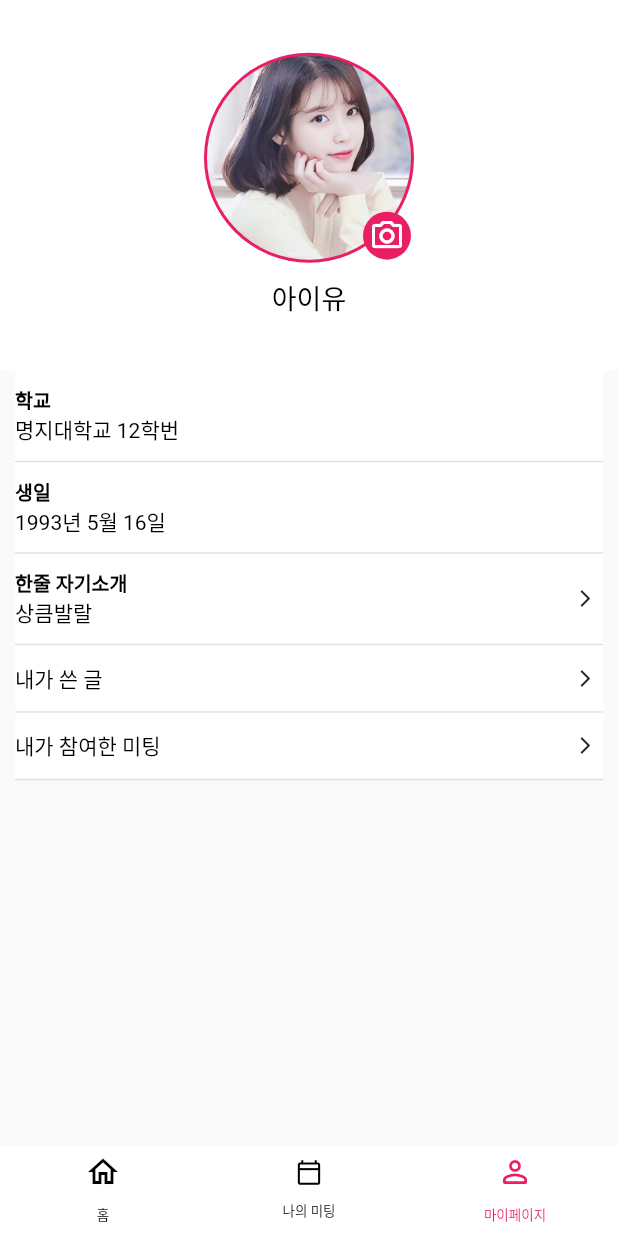
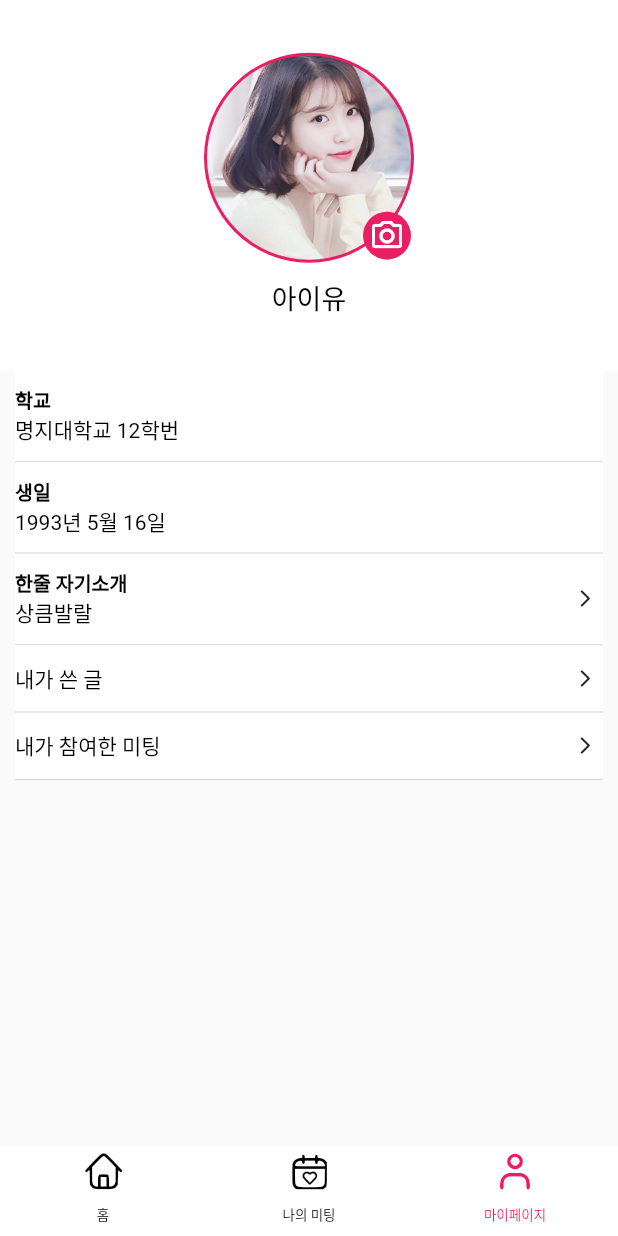
Before and after one commit to SeungtaeRyu/campusMeet_test, a Flutter app: the screen it shows after launch, item 3 of the bottom bar chosen, on a phone screen of 412 x 824 dp. Run offline on Flutter 3.47's test engine with Material 2 defaults, Android fonts, the phone set to English and light mode, and no system bars; our stand-ins replace image_picker.

Commit message:
커스텀 아이콘 사용

```diff
--- /dev/null
+++ b/campus_meet_test/lib/common/custom_icons_icons.dart
@@ -0,0 +1,32 @@
+/// Flutter icons CustomIcons
+/// Copyright (C) 2022 by original authors @ fluttericon.com, fontello.com
+/// This font was generated by FlutterIcon.com, which is derived from Fontello.
+///
+/// To use this font, place it in your fonts/ directory and include the
+/// following in your pubspec.yaml
+///
+/// flutter:
+///   fonts:
+///    - family:  CustomIcons
+///      fonts:
+///       - asset: fonts/CustomIcons.ttf
+///
+///
+/// * Font Awesome 5, Copyright (C) 2016 by Dave Gandy
+///         Author:    Dave Gandy
+///         License:   SIL (https://github.com/FortAwesome/Font-Awesome/blob/master/LICENSE.txt)
+///         Homepage:  http://fortawesome.github.com/Font-Awesome/
+///
+import 'package:flutter/widgets.dart';
+
+class CustomIcons {
+  CustomIcons._();
+
+  static const _kFontFam = 'CustomIcons';
+  static const String? _kFontPkg = null;
+
+  static const IconData my_meeting = IconData(0xe800, fontFamily: _kFontFam, fontPackage: _kFontPkg);
+  static const IconData my_page = IconData(0xe801, fontFamily: _kFontFam, fontPackage: _kFontPkg);
+  static const IconData home = IconData(0xe802, fontFamily: _kFontFam, fontPackage: _kFontPkg);
+  static const IconData search = IconData(0xf002, fontFamily: _kFontFam, fontPackage: _kFontPkg);
+}
--- a/campus_meet_test/lib/screens/home_screen.dart
+++ b/campus_meet_test/lib/screens/home_screen.dart
@@ -22,7 +22,7 @@ class _HomeScreenState extends State<HomeScreen> {
                 fontWeight: FontWeight.bold,
                 color: Colors.black)),
         actions: [
-          IconButton(icon: Icon(Icons.search, color: Colors.black), onPressed: null),
+          IconButton(icon: Icon(Icons.search, color: Colors.black), onPressed: (){}),
           IconButton(icon: Icon(Icons.notifications_none_outlined, color: Colors.black),
               onPressed: (){
                 Navigator.push(
@@ -30,7 +30,7 @@ class _HomeScreenState extends State<HomeScreen> {
                   MaterialPageRoute(builder: (context) => NoticeScreen()),
                 );
               }),
-          IconButton(icon: Icon(Icons.navigate_next, color: Colors.black), onPressed: null),
+          IconButton(icon: Icon(Icons.navigate_next, color: Colors.black), onPressed: (){}),
         ],
       ),
       body: Container(
--- a/campus_meet_test/lib/screens/notice_screen.dart
+++ b/campus_meet_test/lib/screens/notice_screen.dart
@@ -46,11 +46,6 @@ class _NoticeScreenState extends State<NoticeScreen> {
       'date': '8월 18일',
     }),
   ];
-  Icon abcd = Icon(
-    Icons.home,
-    color: Colors.red,
-    size: 60.0,
-  );
 
   @override
   Widget build(BuildContext context) {
--- a/campus_meet_test/lib/widgets/bottom_bar_widget.dart
+++ b/campus_meet_test/lib/widgets/bottom_bar_widget.dart
@@ -1,3 +1,4 @@
+import 'package:campus_meet_test/common/custom_icons_icons.dart';
 import 'package:flutter/material.dart';
 
 class BottomBar extends StatelessWidget {
@@ -15,15 +16,15 @@ class BottomBar extends StatelessWidget {
           indicatorColor: Colors.transparent,
           tabs: <Widget>[
             Tab(
-              icon: Icon(Icons.home_outlined, size: 24),
+              icon: Icon(CustomIcons.home, size: 24),
               child: Text('홈', style: TextStyle(fontSize: 9)),
             ),
             Tab(
-              icon: Icon(Icons.calendar_today_outlined, size: 18),
+              icon: Icon(CustomIcons.my_meeting, size: 24),
               child: Text('나의 미팅', style: TextStyle(fontSize: 9)),
             ),
             Tab(
-              icon: Icon(Icons.person_outline_rounded, size: 24),
+              icon: Icon(CustomIcons.my_page, size: 24),
               child: Text('마이페이지', style: TextStyle(fontSize: 9)),
             ),
           ],
--- a/campus_meet_test/pubspec.yaml
+++ b/campus_meet_test/pubspec.yaml
@@ -85,6 +85,9 @@ flutter:
   #       - asset: fonts/TrajanPro.ttf
   #       - asset: fonts/TrajanPro_Bold.ttf
   #         weight: 700
-  #
+  fonts:
+    - family: CustomIcons
+      fonts:
+        - asset: fonts/CustomIcons.ttf
   # For details regarding fonts from package dependencies,
   # see https://flutter.dev/custom-fonts/#from-packages
```
Also changed, not shown: campus_meet_test/fonts/CustomIcons.ttf (added).
